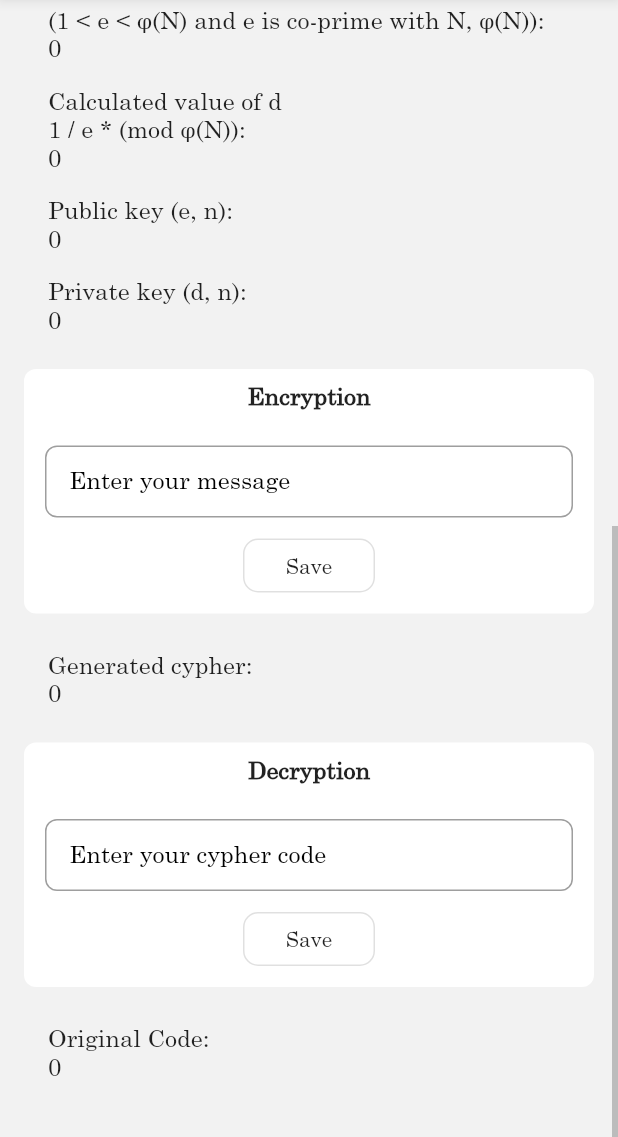
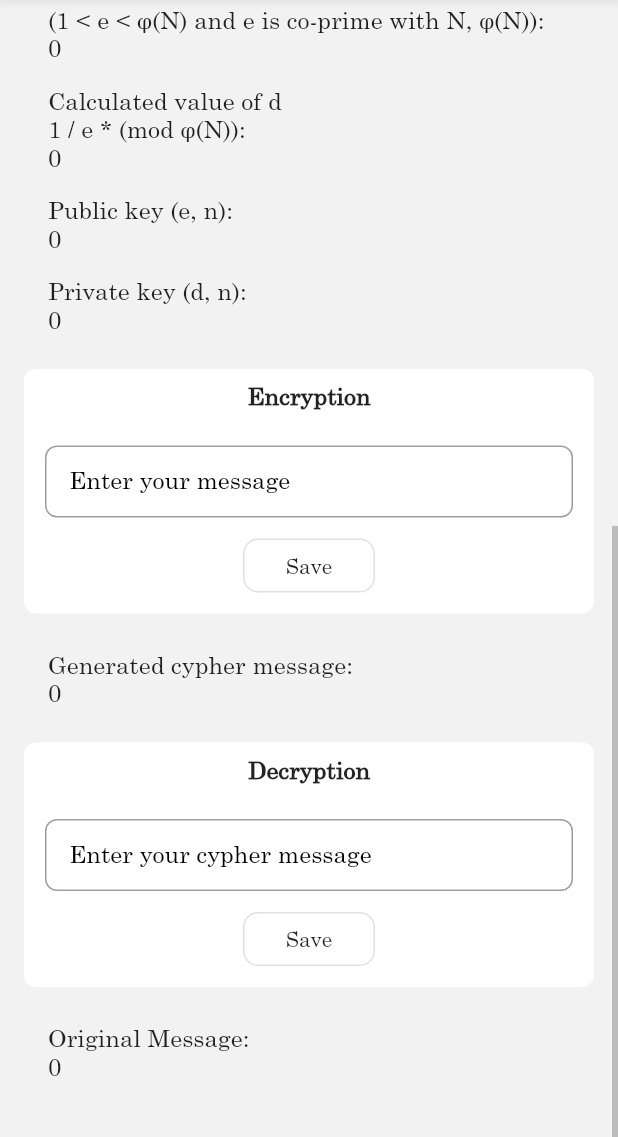
Before and after one commit to reshadmrrr/rsa_calculator, a Flutter app: the screen it shows after launch, scrolled down 680 dp, on a phone screen of 412 x 824 dp, the part 99-1236 px from its top. Run offline on Flutter 3.47's test engine with Material 2 defaults, Android fonts, the phone set to English and light mode, and no system bars.

Commit message:
additional UI changes

```diff
--- a/lib/constants.dart
+++ b/lib/constants.dart
@@ -1,4 +1,10 @@
 import 'package:flutter/material.dart';
+
+ThemeData defaultTheme = ThemeData(
+  fontFamily: "Century",
+  primaryColor: boxcolor,
+  visualDensity: VisualDensity.adaptivePlatformDensity,
+);
 
 const Color bgcolor = Color(0xfff2f2f2);
 const Color boxcolor = Color(0xffffffff);
--- a/lib/home-page.dart
+++ b/lib/home-page.dart
@@ -205,7 +205,7 @@ class _HomePageState extends State<HomePage> {
                 ),
               ),
               CustomText(
-                first: "Generated cypher",
+                first: "Generated cypher message",
                 second: encodedMessage == null ? 0 : encodedMessage,
               ),
               Box(
@@ -219,7 +219,7 @@ class _HomePageState extends State<HomePage> {
                         keyboardType: TextInputType.multiline,
                         onChanged: (value) => cypherTmp = value,
                         decoration: inputDecoration.copyWith(
-                          labelText: "Enter your cypher code",
+                          labelText: "Enter your cypher message",
                         ),
                       ),
                     ),
@@ -238,7 +238,7 @@ class _HomePageState extends State<HomePage> {
                 ),
               ),
               CustomText(
-                first: "Original Code",
+                first: "Original Message",
                 second: originalMessage == null ? 0 : originalMessage,
               ),
               SizedBox(height: 30),
--- a/lib/main.dart
+++ b/lib/main.dart
@@ -1,5 +1,7 @@
 import 'package:flutter/material.dart';
 import 'package:rsa_calculator/home-page.dart';
+
+import 'constants.dart';
 
 const String appTitle = 'RSA Calculator';
 void main() {
@@ -12,11 +14,7 @@ class MyApp extends StatelessWidget {
     return MaterialApp(
       debugShowCheckedModeBanner: false,
       title: appTitle,
-      theme: ThemeData(
-        fontFamily: "Century",
-        primaryColor: Color(0xffffffff),
-        visualDensity: VisualDensity.adaptivePlatformDensity,
-      ),
+      theme: defaultTheme,
       home: HomePage(title: appTitle),
     );
   }
```
